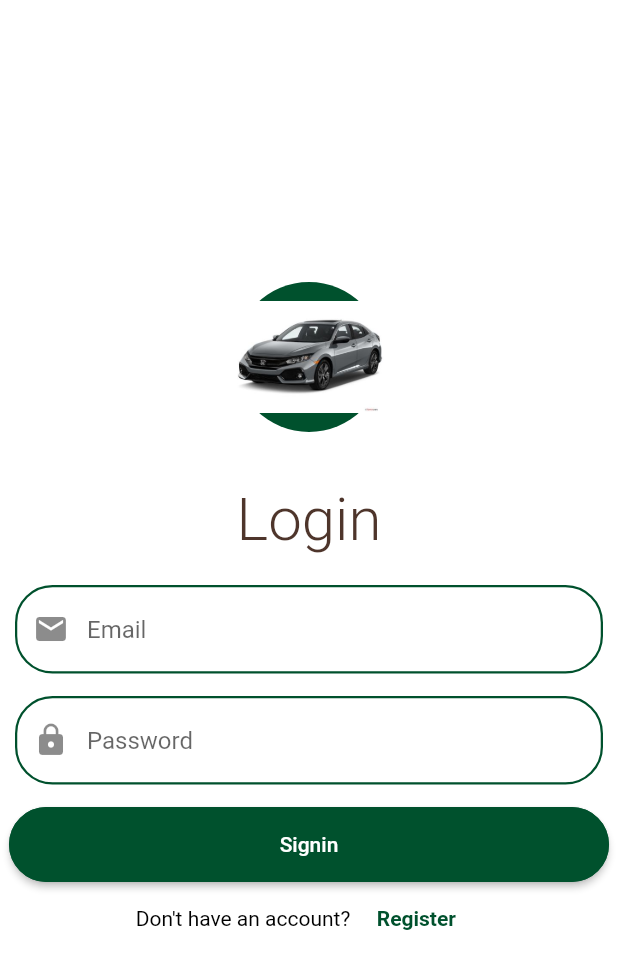
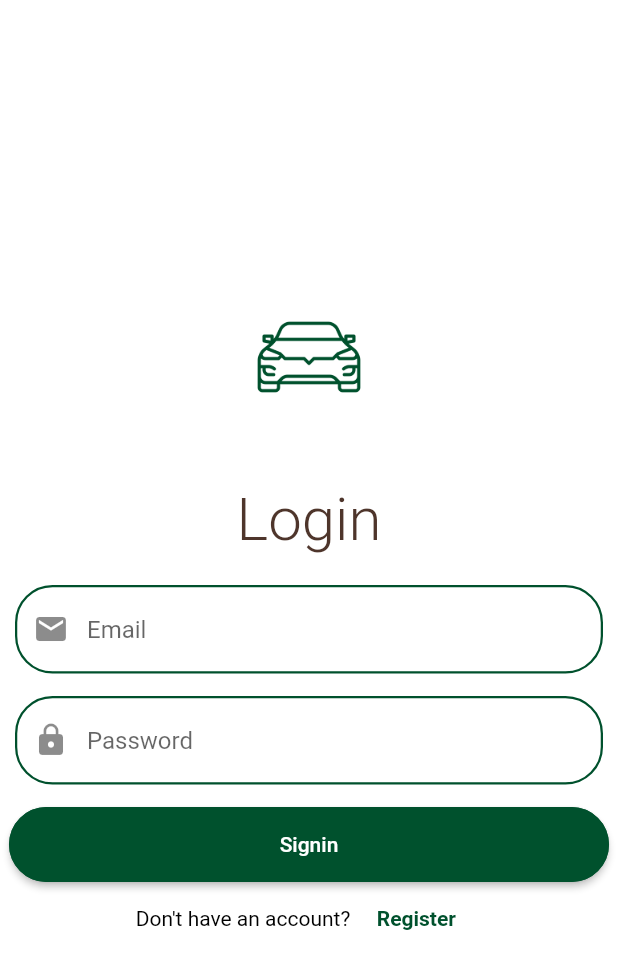
Before and after one commit to Donnella14/car-rental-app, a Flutter app: the screen it shows after launch, after a tap on "Submit", on a phone screen of 412 x 824 dp. Shown: the top 969 px of the screen. Run offline on Flutter 3.47's test engine with Material 2 defaults, Android fonts, the phone set to English and light mode, and no system bars; our stand-ins replace carousel_slider; network calls fail.

Commit message:
New icon

```diff
--- a/lib/authentication/login.dart
+++ b/lib/authentication/login.dart
@@ -33,7 +33,7 @@ class _SigninScreenState extends State<SigninScreen> {
                 CircleAvatar(
                   backgroundColor:Color(0xFF00512D),
                   radius: 50,
-                  child: Image.asset("assets/1.jpg"),
+                  child: Image.asset("assets/logo.png"),
                 ),
                 SizedBox(
                   height: 15,
--- a/lib/authentication/registration.dart
+++ b/lib/authentication/registration.dart
@@ -35,7 +35,7 @@ class _RegistrationScreenState extends State<RegistrationScreen> {
                 CircleAvatar(
                   backgroundColor:Color(0xFF00512D),
                   radius: 70,
-                  child: Image.asset("assets/1.jpg"),
+                  child: Image.asset("assets/logo.png"),
                 ),
                 SizedBox(
                   height: 15,
```
Also changed, not shown: assets/logo.png (added).
